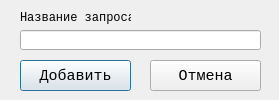
First picture: the form in PyQTForms/NewRequestForm.ui, repository ruzyqwerty/helpdeskonpython, before the edit.
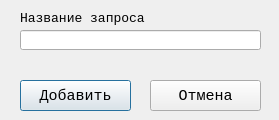
Second picture: the form after the edit.

Commit message: new function - add errors

```diff
--- a/PyQTForms/NewRequestForm.ui
+++ b/PyQTForms/NewRequestForm.ui
@@ -7,9 +7,15 @@
     <x>0</x>
     <y>0</y>
     <width>279</width>
-    <height>100</height>
+    <height>120</height>
    </rect>
   </property>
+  <property name="maximumSize">
+   <size>
+    <width>279</width>
+    <height>120</height>
+   </size>
+  </property>
   <property name="font">
    <font>
     <family>Consolas</family>
@@ -22,7 +28,7 @@
    <property name="geometry">
     <rect>
      <x>20</x>
-     <y>60</y>
+     <y>80</y>
      <width>111</width>
      <height>31</height>
     </rect>
@@ -41,7 +47,7 @@
    <property name="geometry">
     <rect>
      <x>150</x>
-     <y>60</y>
+     <y>80</y>
      <width>111</width>
      <height>31</height>
     </rect>
@@ -70,14 +76,37 @@
     <rect>
      <x>20</x>
      <y>10</y>
-     <width>111</width>
+     <width>241</width>
      <height>16</height>
     </rect>
    </property>
+   <property name="font">
+    <font>
+     <pointsize>10</pointsize>
+    </font>
+   </property>
    <property name="text">
     <string>Название запроса</string>
    </property>
   </widget>
+  <widget class="QLabel" name="lblErrors">
+   <property name="geometry">
+    <rect>
+     <x>20</x>
+     <y>60</y>
+     <width>241</width>
+     <height>16</height>
+    </rect>
+   </property>
+   <property name="font">
+    <font>
+     <pointsize>8</pointsize>
+    </font>
+   </property>
+   <property name="text">
+    <string/>
+   </property>
+  </widget>
  </widget>
  <resources/>
  <connections/>
```
The commit also changes 4 other files.
